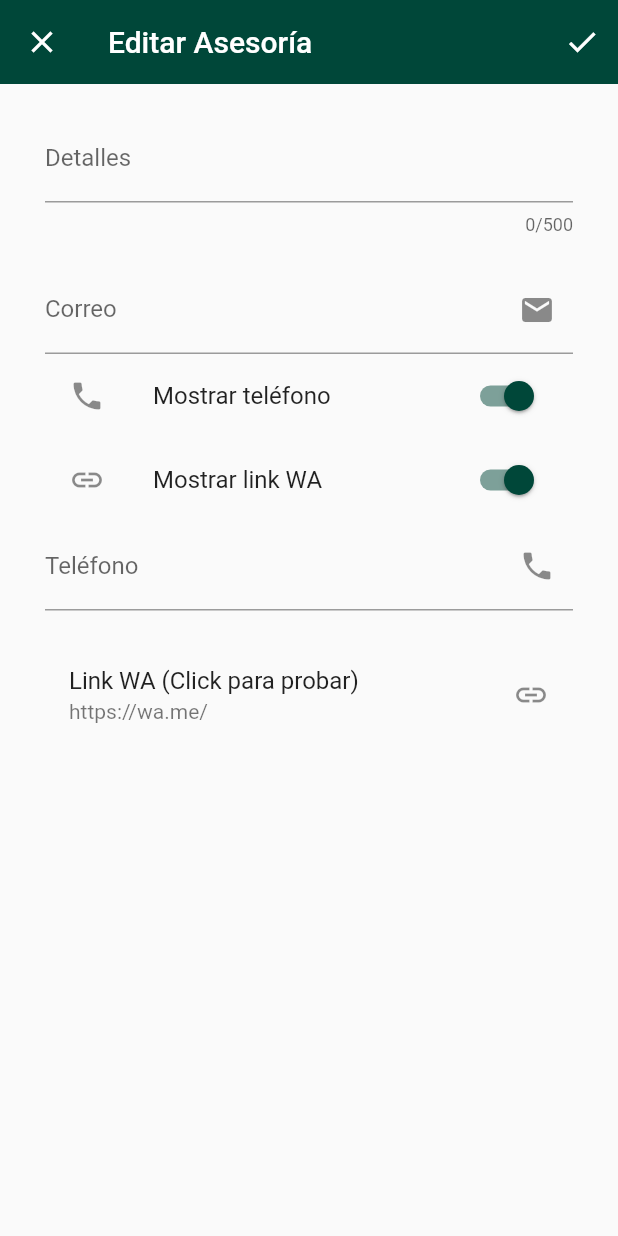
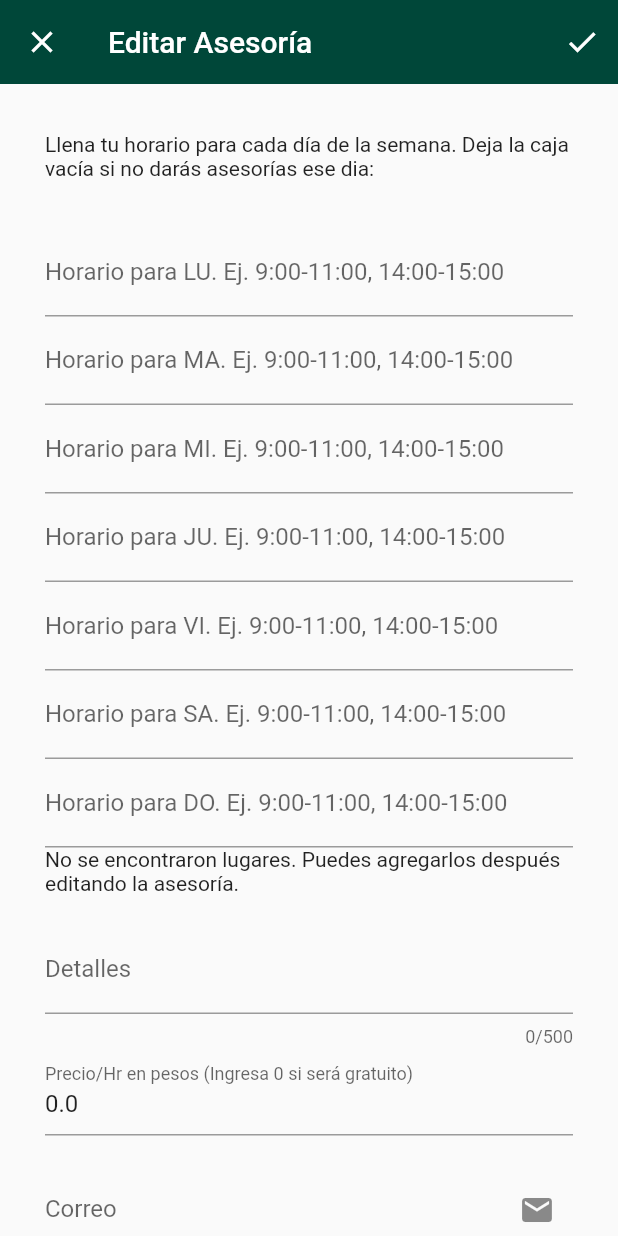
Before and after one commit to ITAM-IngenieriaSoftware-2022/asesoriasITAM2022, a Flutter app: the EditAsesoriaPage screen opened directly with empty values, on a phone screen of 412 x 824 dp. Run offline on Flutter 3.47's test engine with Material 2 defaults, Android fonts, the phone set to English and light mode, and no system bars; our stand-ins replace cloud_firestore, file_picker, firebase_auth, firebase_core, firebase_storage, font_awesome_flutter; accounts and stored records are empty.

Commit message:
Editar y configurar asesoria

```diff
--- a/src/asesoriasitam/lib/db/asesoria_bloc.dart
+++ b/src/asesoriasitam/lib/db/asesoria_bloc.dart
@@ -37,7 +37,6 @@ class AsesoriaBloc {
         asesoriaDoc,
         {
           "detalles": asesoria.detalles,
-          //"imagenUrl": asesoria.imagenUrl,
           "mail": asesoria.mail,
           "wa": asesoria.wa,
           "tel": asesoria.tel,
--- a/src/asesoriasitam/lib/pantallas/asesorias/editar_asesoria.dart
+++ b/src/asesoriasitam/lib/pantallas/asesorias/editar_asesoria.dart
@@ -2,13 +2,13 @@ import 'dart:io';
 
 import 'package:asesoriasitam/db/asesoria_bloc.dart';
 import 'package:asesoriasitam/db/clases/asesoria.dart';
-import 'package:asesoriasitam/palette.dart';
+import 'package:asesoriasitam/db/clases/lugar.dart';
+import 'package:asesoriasitam/db/lugar_bloc.dart';
 import 'package:asesoriasitam/utils/functionality.dart';
+import 'package:asesoriasitam/widgets/textInput.dart';
 import 'package:file_picker/file_picker.dart';
 import 'package:flutter/material.dart';
 import 'package:flutter/services.dart';
-import 'package:image_cropper/image_cropper.dart';
-import 'package:image_picker/image_picker.dart';
 
 class EditAsesoriaPage extends StatefulWidget {
   final Asesoria asesoria;
@@ -25,15 +25,25 @@ class _EditAsesoriaPageState extends State<EditAsesoriaPage> {
   File? _cropped;
   late bool showWa;
   late bool showTel;
-  //UI controllers
+
+  // Lugares
+  List<Lugar> lugares = [];
+  bool gotLugares = false;
+
+  // UI controllers
   bool _submitting = false;
   bool _error = false;
   _EditAsesoriaPageState(this.asesoria);
+
+  // Otros
+  List<String> diasOrdenados = ['LU', 'MA', 'MI', 'JU', 'VI', 'SA', 'DO'];
+
   @override
   void initState() {
     showWa = asesoria.wa != null;
     showTel = asesoria.tel != null;
     super.initState();
+    _getLugares();
   }
 
   void _attemptToUpdate() async {
@@ -74,6 +84,22 @@ class _EditAsesoriaPageState extends State<EditAsesoriaPage> {
     }
   }
 
+  Future<void> _getLugares() async {
+    print("Intentando conseguir lugares...");
+    lugares = [];
+    try {
+      List<Lugar> nuevos = await LugarBloc().getLugares();
+      setState(() {
+        lugares = nuevos;
+        gotLugares = true;
+        print("Got lugares:$lugares");
+      });
+    } catch (e) {
+      print("Error consiguiendo lugares:");
+      print(e);
+    }
+  }
+
   @override
   Widget build(BuildContext context) {
     return Scaffold(
@@ -99,11 +125,17 @@ class _EditAsesoriaPageState extends State<EditAsesoriaPage> {
         body: Form(
           key: _formKey,
           child: SingleChildScrollView(
+            child: Center(
+              child: ConstrainedBox(
+                constraints: const BoxConstraints(maxWidth: 500),
                 child: Padding(
                   padding: const EdgeInsets.symmetric(horizontal: 30),
                   child: Column(
                     children: [
+                      _showHorarioInput(),
+                      _showLugaresInput(),
                       _showDetallesInput(),
+                      _showPrecioInput(),
                       _showMailInput(),
                       _showTelSwitch(),
                       _showWaSwitch(),
@@ -114,38 +146,82 @@ class _EditAsesoriaPageState extends State<EditAsesoriaPage> {
                   ),
                 ),
               ),
+            ),
+          ),
         ));
   }
 
-  ///Selecciona, recorta y sube imagen.
-  Future<void> seleccionarImagen() async {
-    final _picker = ImagePicker();
-    PickedFile? image = await _picker.getImage(
-      source: ImageSource.gallery,
-      maxWidth: 1800,
-      maxHeight: 1800,
-    );
-    /*
-    if (image != null) {
-      File? c = await ImageCropper.cropImage(
-        sourcePath: image.path,
-        maxWidth: 1080,
-        maxHeight: 1080,
-        androidUiSettings: AndroidUiSettings(
-          toolbarColor: Colors.white,
-          toolbarTitle: "Recorta tu imagen",
-          backgroundColor: Colors.white,
-          activeControlsWidgetColor: Palette.mainGreen,
+  Widget _showHorarioInput() {
+    List<Widget> content = [
+      SizedBox(height: 32),
+      Text(
+          "Llena tu horario para cada día de la semana. Deja la caja vacía si no darás asesorías ese dia:"),
+      SizedBox(height: 32)
+    ];
+    content.addAll(diasOrdenados
+        .map((e) => CustomTextInput(
+              labelText: "Horario para $e. Ej. 9:00-11:00, 14:00-15:00",
+              onChanged: (val) => asesoria.horario?[e] = val,
+              onSaved: (val) => asesoria.horario?[e] = val,
+              initialText: asesoria.horario?[e],
+            ))
+        .toList());
+    return Column(children: content);
+  }
+
+  Widget _showLugaresInput() {
+    return lugaresChipWrap();
+  }
+
+  Widget lugaresChipWrap() {
+    if (gotLugares && lugares.isNotEmpty) {
+      return Padding(
+        padding: const EdgeInsets.all(24.0),
+        child: Wrap(
+          spacing: 8,
+          runSpacing: 8,
+          children: lugares
+              .map((e) => _buildChip(e.nombre, Color(e.color).withOpacity(1)))
+              .toList(),
         ),
       );
-      if (c != null) {
-        setState(() {
-          _cropped = c;
-        });
+    } else if (gotLugares && lugares.isEmpty) {
+      return Text(
+          "No se encontraron lugares. Puedes agregarlos después editando la asesoría.");
+    } else {
+      return CircularProgressIndicator();
+    }
   }
 
+  Widget _buildChip(String text, Color color) {
+    return InputChip(
+      key: Key(text),
+      labelPadding: EdgeInsets.symmetric(horizontal: 8, vertical: 0),
+      label: Text(
+        text,
+        style: TextStyle(color: Colors.white),
+      ),
+      backgroundColor: color.withOpacity(0.8),
+      selectedColor: color,
+      checkmarkColor: Colors.white,
+      selected: asesoria.lugares!.contains(text),
+      onPressed: () {
+        print("Se selecciono el lugar $text");
+        if (!asesoria.lugares!.contains(text)) {
+          setState(() {
+            asesoria.lugares!.add(text);
+          });
+          print("Se le agrego (localmente) el lugar $text a la asesoria");
+          print("Lugares: ${asesoria.lugares}");
+        } else {
+          setState(() {
+            asesoria.lugares!.remove(text);
+          });
+          print("Se le elimino (localmente) el lugar $text de la asesoria");
+          print("Lugares: ${asesoria.lugares}");
         }
-    */
+      },
+    );
   }
 
   _showDetallesInput() {
@@ -164,6 +240,19 @@ class _EditAsesoriaPageState extends State<EditAsesoriaPage> {
             hintText: "Detalles",
             //helperText: "Ingresa una descripcion util",
           )),
+    );
+  }
+
+  Widget _showPrecioInput() {
+    return CustomTextInput(
+      labelText: "Precio/Hr en pesos (Ingresa 0 si será gratuito)",
+      keyboardType: TextInputType.number,
+      initialText: asesoria.precio.toString(),
+      onChanged: (val) => setState(() => asesoria.precio = double.parse(val!)),
+      onSaved: (val) => asesoria.precio = double.parse(val!),
+      validator: (val) => !isNumeric(val!)
+          ? "Debe ser un numero. Ingresa 0 si será gratuito."
+          : null,
     );
   }
 
```
Also changed, not shown: src/asesoriasitam/lib/pantallas/asesorias/ajustes_asesoria.dart (+7 -0 lines), src/asesoriasitam/lib/pantallas/asesorias/anuncia_asesoria.dart (+4 -3 lines). Lines whose indentation alone changed are shown as unchanged.
